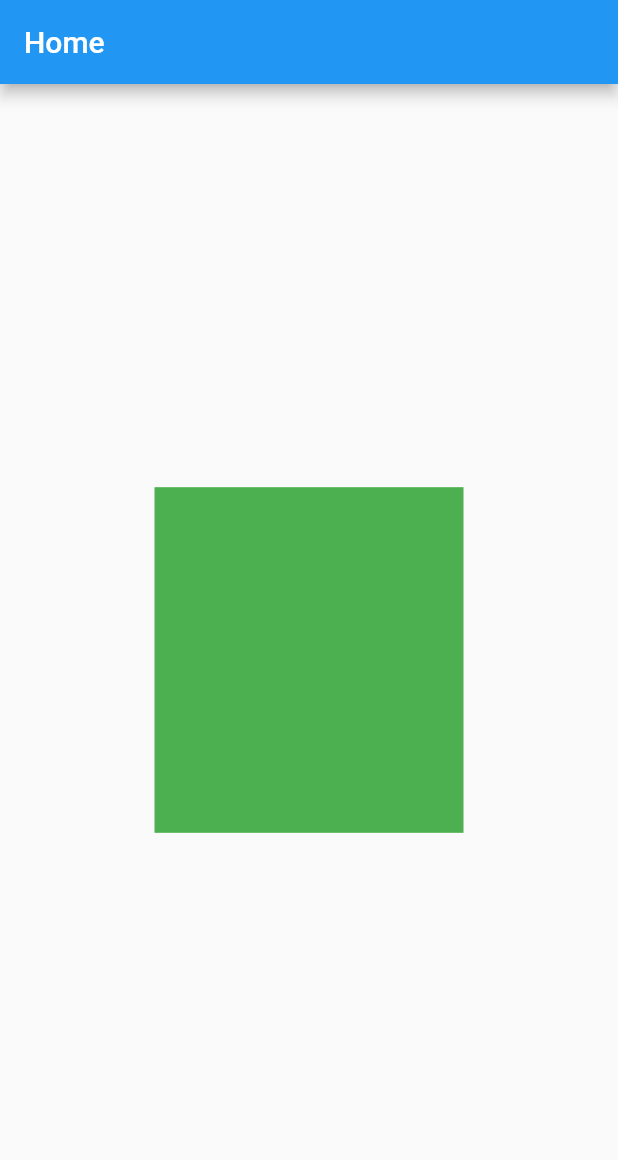
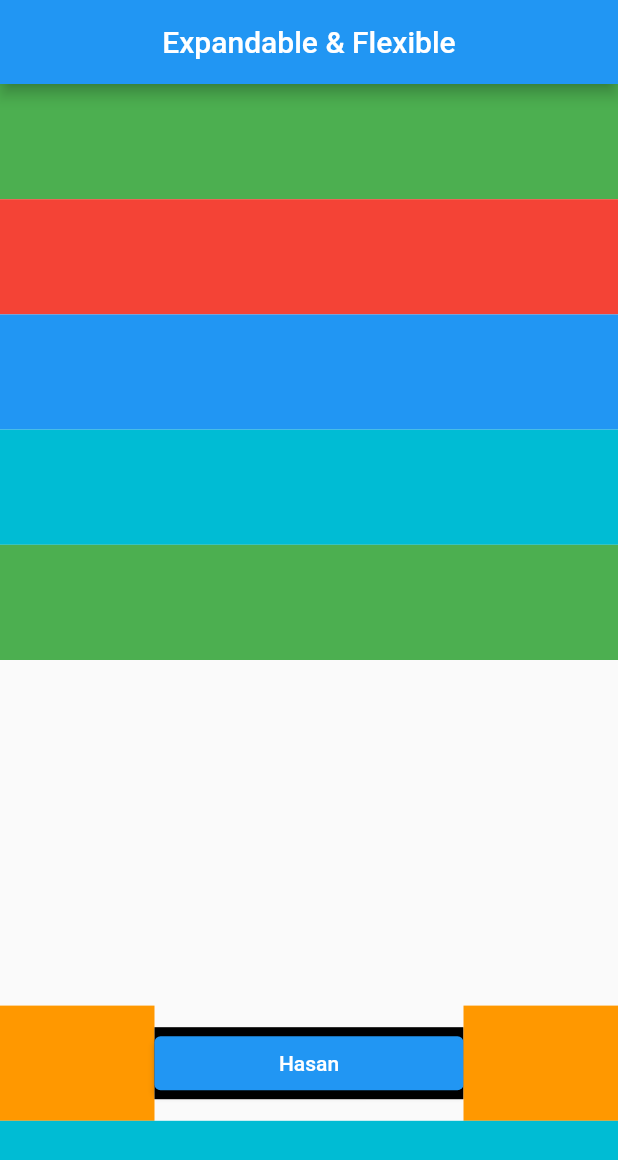
Before and after one commit to hasan1036/Rabbil-Hasan-Flutter, a Flutter app: the screen it shows after launch, on a phone screen of 412 x 824 dp. Shown: the top 1160 px of the screen. Run offline on Flutter 3.47's test engine with Material 2 defaults, Android fonts, the phone set to English and light mode, and no system bars.

Commit message:
4.43 Expanded

```diff
--- a/lib/main.dart
+++ b/lib/main.dart
@@ -15,7 +15,7 @@ class MyApp extends StatelessWidget {
       theme: ThemeData(
         primarySwatch: Colors.blue,
       ),
-      home: MyHomePage(),
+      home: const MyHomePage(),
     );
   }
 }
@@ -26,16 +26,69 @@ class MyHomePage extends StatelessWidget {
   Widget build(BuildContext context) {
     return Scaffold(
       appBar: AppBar(
-        title: Text("Home"),
+        title: Center(child: Text("Expandable & Flexible")),
       ),
-      body: Center(
-        child: FractionallySizedBox(
-          widthFactor: 0.5,
-          heightFactor: 0.3,
-          child: Container(
-            color: Colors.green,
-          ),
-        ),
+      body: Column(
+        mainAxisAlignment: MainAxisAlignment.start,
+        children: [
+           Expanded(
+             flex: 1,
+             child: Container(
+             color: Colors.green,
+           ),),
+          Expanded(
+            flex: 1,
+            child: Container(
+             color: Colors.red,
+           ),),
+          Expanded(
+            flex: 1,
+            child: Container(
+            color: Colors.blue,
+          ),),
+          Expanded(
+            flex: 1,
+            child: Container(
+            color: Colors.cyan,
+          ),),
+           Expanded(
+             flex: 1,
+             child: Container(
+             color: Colors.green,
+           ),),
+          Expanded(
+            flex: 3,
+            child: Container(
+             // color: Colors.red,
+
+           ),),
+          Expanded(
+            flex: 1,
+            child: Row(
+              children: [
+                Expanded(child: Container(
+                  color: Colors.orange,
+                )),
+                Expanded(
+                    flex: 2,
+                    child: Container(
+                  color: Colors.black,
+                      child:ElevatedButton(onPressed: (){}, child: Text("Hasan"))
+
+                )),
+                Expanded(child: Container(
+                  color: Colors.orange,
+                )),
+              ],
+
+          ),),
+          Expanded(
+            flex: 1,
+            child: Container(
+            color: Colors.cyan,
+          ),),
+
+        ],
       ),
     );
   }
```
